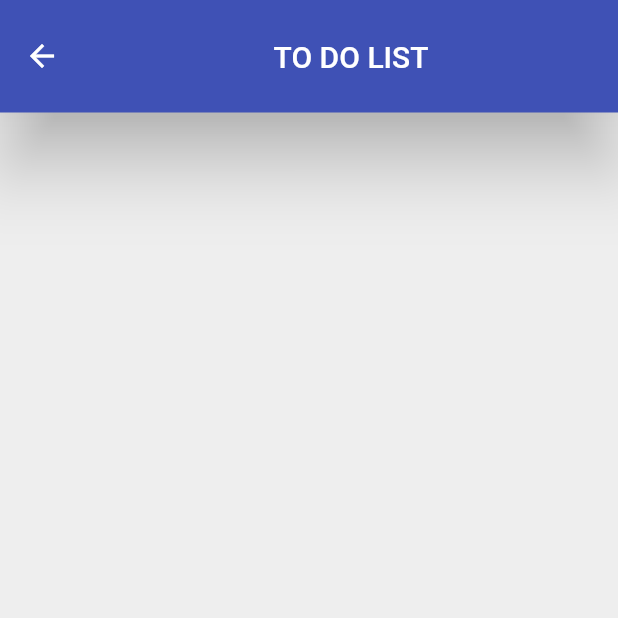
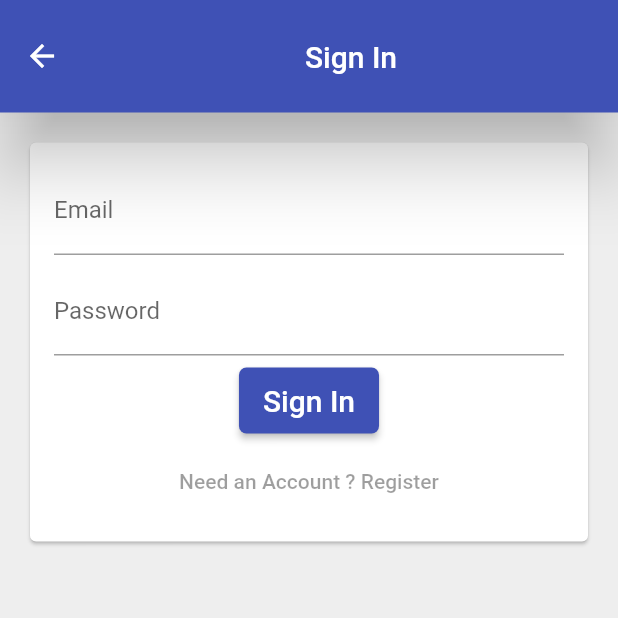
Before and after one commit to huzaifa215/TO-DO-LIST, a Flutter app: the EmailSignInPage screen opened directly, on a phone screen of 412 x 824 dp, the top half of it. Run offline on Flutter 3.47's test engine with Material 2 defaults, Android fonts, the phone set to English and light mode, and no system bars; our stand-ins replace firebase_auth, firebase_core, google_sign_in; missing offline and left inert: flutter_login_facebook; accounts and stored records are empty.

Commit message:
sign in button and page

```diff
--- a/to_do_list/lib/App_Sign_in/SignIn/Sign_in_button.dart
+++ b/to_do_list/lib/App_Sign_in/SignIn/Sign_in_button.dart
@@ -7,7 +7,9 @@ class SignInButton extends CustomRaisedButton {
     Color color,
     Color textColor,
     VoidCallback onpressed,
-  }) : super(
+  }) :
+        assert (text!=null),
+        super(
           child: Text(
             text,
             style: TextStyle(color: textColor, fontSize: 15.0),
--- /dev/null
+++ b/to_do_list/lib/App_Sign_in/SignIn/email_sign_in_form.dart
@@ -0,0 +1,50 @@
+import 'package:flutter/material.dart';
+import 'package:to_do_list/Common_widgets/form_submit_button.dart';
+
+class EmailSignInForm extends StatelessWidget {
+  List<Widget> _builtChildern() {
+    return [
+      // email feild input
+      TextField(
+        decoration: InputDecoration(
+          labelText: 'Email',
+          hintText: "test@test.com",
+        ),
+      ),
+      SizedBox(
+        height: 8.0,
+      ),
+      TextField(
+        decoration: InputDecoration(
+          labelText: 'Password',
+        ),
+        obscureText: true,
+      ),
+      SizedBox(
+        height: 8.0,
+      ),
+      FormSubmitButton(
+      text: "Sign In",
+      onpressed: (){},
+      ),
+      SizedBox(height: 8.0,),
+      // TODO: Flat button have no prominant boder
+      FlatButton(
+        onPressed: null,
+        child: Text("Need an Account ? Register"),
+      )
+    ];
+  }
+
+  @override
+  Widget build(BuildContext context) {
+    return Padding(
+      padding: const EdgeInsets.all(16.0),
+      child: Column(
+        mainAxisSize: MainAxisSize.min,
+        // how much space should be occupy  at the mainaxis  means jitna space ye chilern arry le ge uthe ne jagah  he occupay ho ge
+        children: _builtChildern(),
+      ),
+    );
+  }
+}
--- a/to_do_list/lib/App_Sign_in/SignIn/email_sign_in_page.dart
+++ b/to_do_list/lib/App_Sign_in/SignIn/email_sign_in_page.dart
@@ -1,21 +1,22 @@
 import 'package:flutter/cupertino.dart';
 import 'package:flutter/material.dart';
+import 'package:to_do_list/App_Sign_in/SignIn/email_sign_in_form.dart';
 
 class EmailSignInPage extends StatelessWidget {
   @override
   Widget build(BuildContext context) {
     return Scaffold(
       appBar: AppBar(
-        title: Center(child: Text("TO DO LIST")),
+        title: Center(child: Text("Sign In")),
         elevation: 20.0, // shadow under the ap bas
         toolbarHeight: 75,
       ),
-      body: _builtContext(),
+      body: Padding(
+        padding: const EdgeInsets.all(16.0),
+        child: Card(child: EmailSignInForm()
+        ),
+      ),
       backgroundColor: Colors.grey[200],
     );
   }
 }
-
-Widget _builtContext(){
-  return Container();
-}
--- a/to_do_list/lib/App_Sign_in/SignIn/sign_in_page.dart
+++ b/to_do_list/lib/App_Sign_in/SignIn/sign_in_page.dart
@@ -1,5 +1,6 @@
 
 import 'package:flutter/material.dart';
+import 'package:to_do_list/App_Sign_in/SignIn/email_sign_in_page.dart';
 import 'package:to_do_list/App_Sign_in/SignIn/homepage.dart';
 import 'package:to_do_list/App_Sign_in/SignIn/social_signin_button.dart';
 import 'file:///D:/FlutterApp/TO-DO-LIST/to_do_list/lib/App_Sign_in/SignIn/Sign_in_button.dart';
@@ -46,6 +47,15 @@ class SignInPage extends StatelessWidget {
 
 void _signInWithEmail(BuildContext context){
     // TODO: show EmailSignIn page
+  Navigator.of(context).push(
+    // TODO: sepicify a new route
+    MaterialPageRoute<void>(
+      // navigation behaviour
+      fullscreenDialog: true,
+      builder: (context) =>EmailSignInPage(),
+    )
+  );
+
 }
 
   @override
@@ -56,12 +66,12 @@ void _signInWithEmail(BuildContext context){
         elevation: 20.0, // shadow under the ap bas
         toolbarHeight: 75,
       ),
-      body: BuiltCntext(),
+      body: BuiltCntext(context),
       backgroundColor: Colors.grey[200],
     );
   }
 
-  Widget BuiltCntext() {
+  Widget BuiltCntext(BuildContext context) {
     return Padding(
       padding: const EdgeInsets.all(16.0),
       child: Column(
@@ -104,7 +114,7 @@ void _signInWithEmail(BuildContext context){
             text: "Sign In with Email",
             textColor: Colors.white,
             color: Colors.teal[700], // constructor passing value
-            onpressed: () {},
+            onpressed: () =>_signInWithEmail(context),
           ),
           SizedBox(
             height: 8.0,
--- /dev/null
+++ b/to_do_list/lib/Common_widgets/form_submit_button.dart
@@ -0,0 +1,22 @@
+import 'package:flutter/cupertino.dart';
+import 'package:flutter/material.dart';
+import 'package:to_do_list/Common_widgets/custom_raised_button.dart';
+
+class FormSubmitButton extends CustomRaisedButton {
+  FormSubmitButton({
+    @required String text,
+    VoidCallback onpressed,
+  }) : super(
+          child: Text(
+            text,
+            style: TextStyle(
+              color: Colors.white,
+              fontSize: 20.0,
+            ),
+          ),
+          height: 44.0,
+          color: Colors.indigo,
+          radius: 5.0,
+          OnPressed: onpressed,
+        );
+}
```
